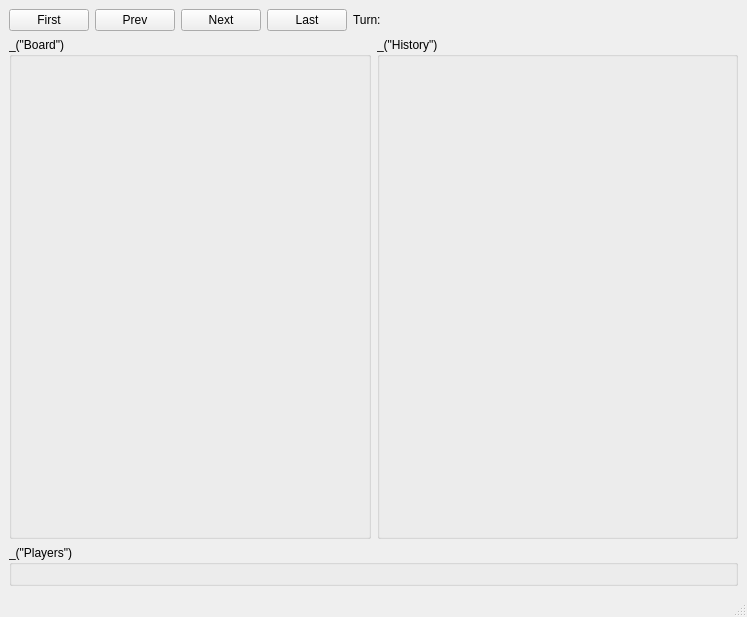
The window that qt/ui/main_window.ui (cjlano/eliot) describes before a commit, drawn with Qt 5.
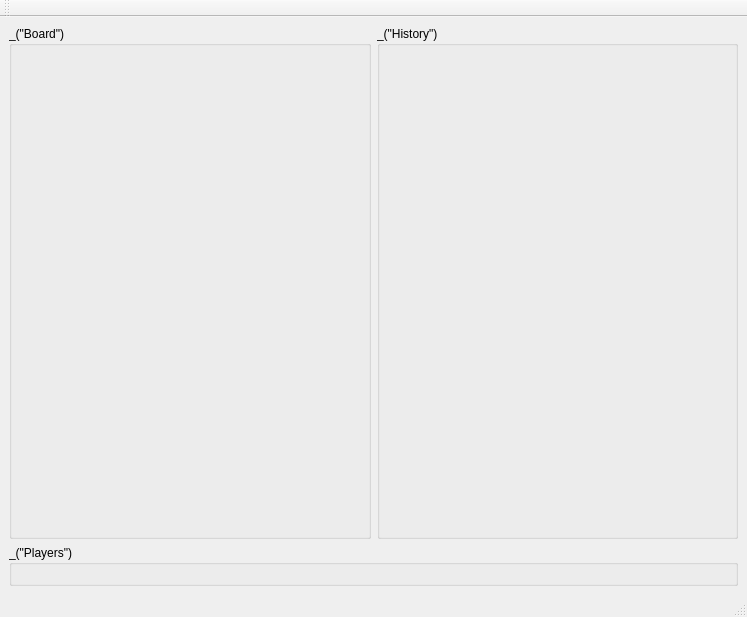
The same window after the commit. Icons and pictures are not drawn.

Commit message: - The actions on the game history are now available in the menu and the toolbar  - The toolbar can be shown/hidden via a menu entry  - Added icons for all the history actions  - Ask for confirmation before replaying a turn

Diff of the .ui file:
```diff
--- a/qt/ui/main_window.ui
+++ b/qt/ui/main_window.ui
@@ -18,58 +18,6 @@
   </property>
   <widget class="QWidget" name="centralwidget" >
    <layout class="QVBoxLayout" >
-    <item>
-     <layout class="QHBoxLayout" name="horizontalLayout" >
-      <item>
-       <widget class="QPushButton" name="buttonFirst" >
-        <property name="text" >
-         <string>First</string>
-        </property>
-       </widget>
-      </item>
-      <item>
-       <widget class="QPushButton" name="buttonPrev" >
-        <property name="text" >
-         <string>Prev</string>
-        </property>
-       </widget>
-      </item>
-      <item>
-       <widget class="QPushButton" name="buttonNext" >
-        <property name="text" >
-         <string>Next</string>
-        </property>
-       </widget>
-      </item>
-      <item>
-       <widget class="QPushButton" name="buttonLast" >
-        <property name="text" >
-         <string>Last</string>
-        </property>
-       </widget>
-      </item>
-      <item>
-       <widget class="QLabel" name="labelTurnNb" >
-        <property name="text" >
-         <string>Turn: </string>
-        </property>
-       </widget>
-      </item>
-      <item>
-       <spacer name="horizontalSpacer" >
-        <property name="orientation" >
-         <enum>Qt::Horizontal</enum>
-        </property>
-        <property name="sizeHint" stdset="0" >
-         <size>
-          <width>40</width>
-          <height>20</height>
-         </size>
-        </property>
-       </spacer>
-      </item>
-     </layout>
-    </item>
     <item>
      <layout class="QHBoxLayout" >
       <item>
@@ -121,6 +69,20 @@
    </property>
   </widget>
   <widget class="QStatusBar" name="statusbar" />
+  <widget class="QToolBar" name="toolBar" >
+   <property name="contextMenuPolicy" >
+    <enum>Qt::ActionsContextMenu</enum>
+   </property>
+   <property name="windowTitle" >
+    <string>toolBar</string>
+   </property>
+   <attribute name="toolBarArea" >
+    <enum>TopToolBarArea</enum>
+   </attribute>
+   <attribute name="toolBarBreak" >
+    <bool>false</bool>
+   </attribute>
+  </widget>
   <action name="action_WindowsBag" >
    <property name="checkable" >
     <bool>true</bool>
```
The commit also changes 8 other files.
